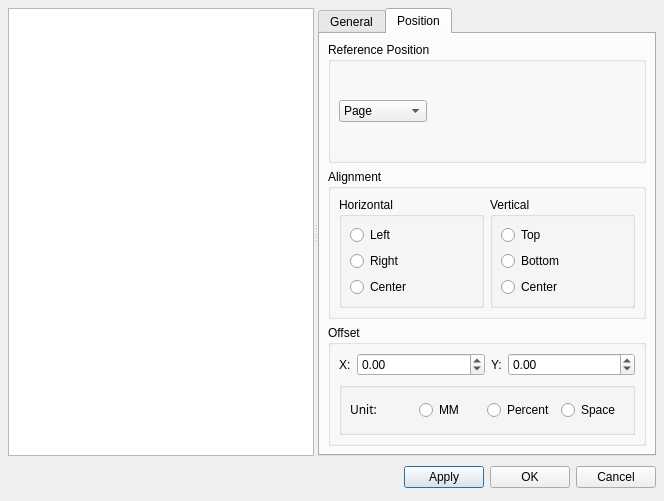
This is mscore/mscore/textstyle.ui in musescore/musescore-old as Qt 5 draws it before an edit. The edited form follows.
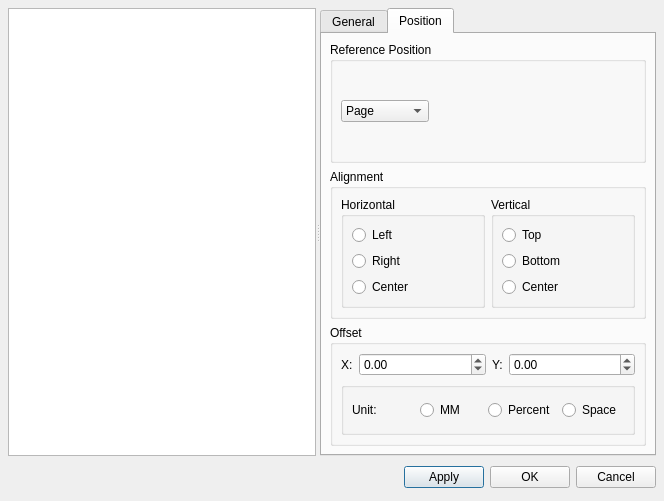
This is the edited form. The open tabs and pages were chosen to show the change.

The edit to the form file:
```diff
--- a/mscore/mscore/textstyle.ui
+++ b/mscore/mscore/textstyle.ui
@@ -790,7 +790,7 @@
                <item>
                 <widget class="QLabel" name="label_10" >
                  <property name="text" >
-                  <string>&lt;html>&lt;head>&lt;meta name=&quot;qrichtext&quot; content=&quot;1&quot; />&lt;/head>&lt;body style=&quot; white-space: pre-wrap; font-family:Sans Serif; font-weight:400; font-style:normal; text-decoration:none;&quot;>&lt;p style=&quot; margin-top:0px; margin-bottom:0px; margin-left:0px; margin-right:0px; -qt-block-indent:0; text-indent:0px;&quot;>&lt;span style=&quot; color:#000000;&quot;>Unit:&lt;/span>&lt;/p>&lt;/body>&lt;/html></string>
+                  <string>Unit:</string>
                  </property>
                 </widget>
                </item>
```
